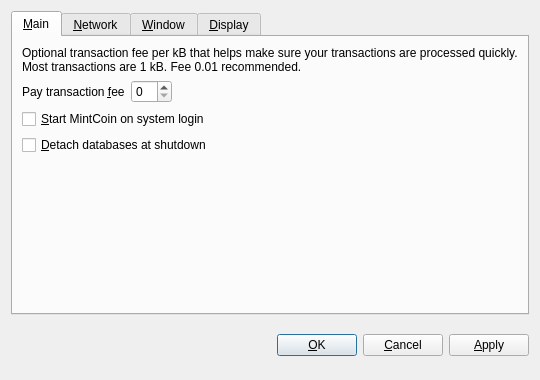
This is src/qt/forms/optionsdialog.ui in magi-retro/peercoin as Qt 5 draws it before an edit. The edited form follows.
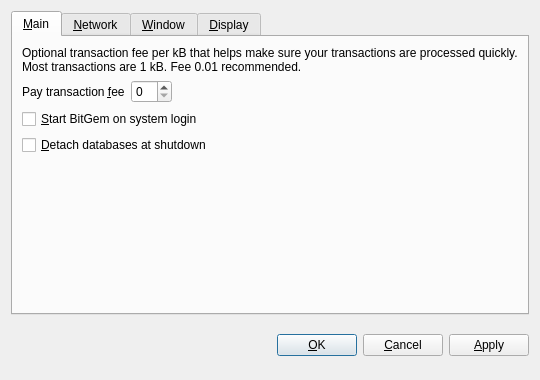
This is the edited form. Custom widgets are drawn as their Qt base class.

Diff of the .ui file:
```diff
--- a/src/qt/forms/optionsdialog.ui
+++ b/src/qt/forms/optionsdialog.ui
@@ -82,7 +82,7 @@
           <string>Automatically start MintCoin after logging in to the system.</string>
          </property>
          <property name="text">
-          <string>&amp;Start MintCoin on system login</string>
+          <string>&amp;Start BitGem on system login</string>
          </property>
         </widget>
        </item>
```
Left out of the diff: 10 changed lines with no effect on the pictures.
